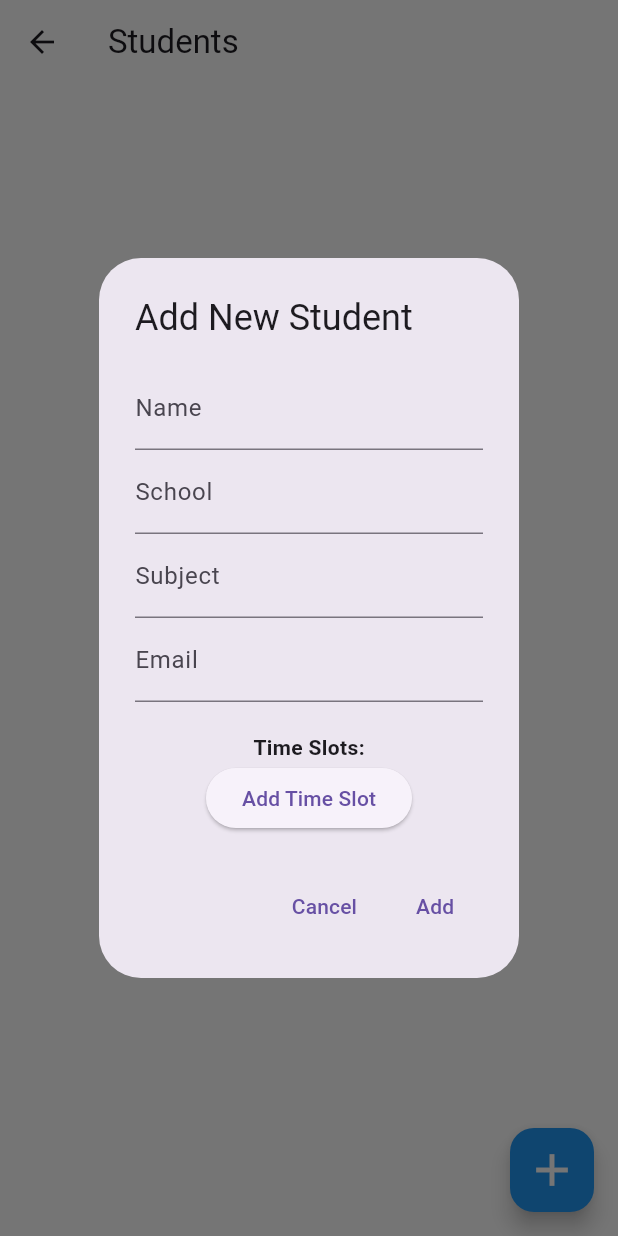
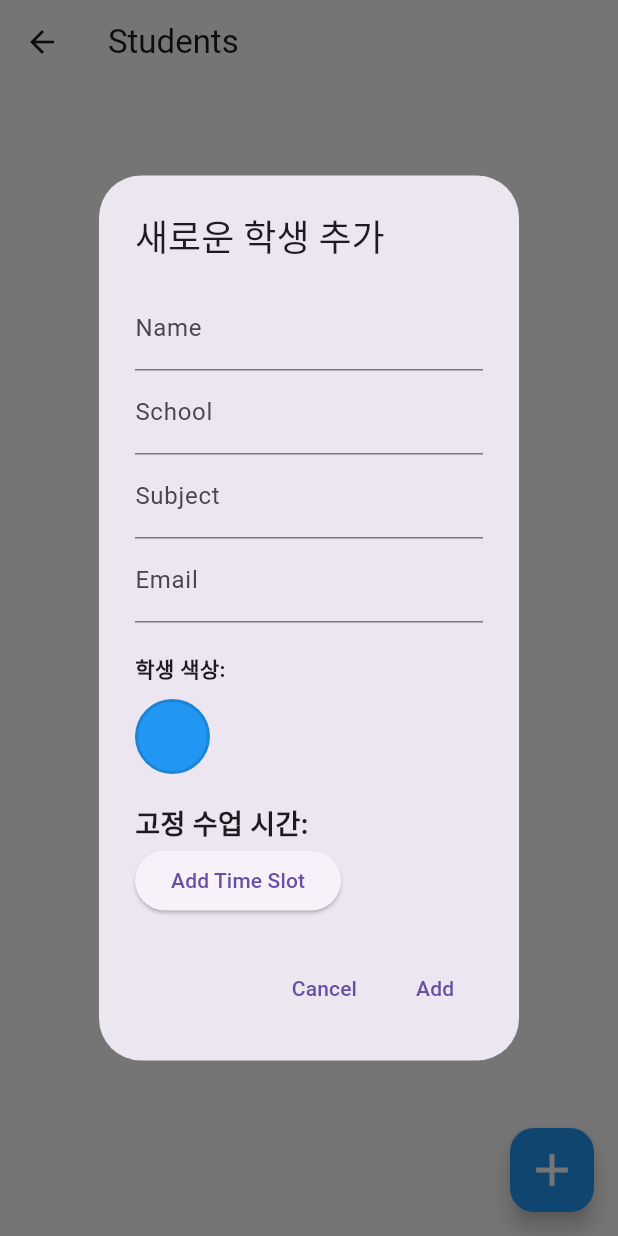
Before and after one commit to Tutorpus/Tutorpus-frontend, a Flutter app: the StuList screen opened directly, after a tap on the "add" icon, on a phone screen of 412 x 824 dp. Run offline on Flutter 3.47's test engine with Material 3 defaults, Android fonts, the light colour scheme and no system bars; our stand-ins replace flutter_colorpicker, flutter_svg, shared_preferences, table_calendar; accounts and stored records are empty; network calls fail.

Commit message:
student list connected

```diff
--- a/lib/pages/student_list.dart
+++ b/lib/pages/student_list.dart
@@ -10,14 +10,14 @@ class Student {
   final String name;
   final String school;
   final String subject;
-  //final String color;
+  final String color;
 
   Student({
     required this.connectId,
     required this.name,
     required this.school,
     required this.subject,
-    // required this.color,
+    required this.color,
   });
 
   factory Student.fromJson(Map<String, dynamic> json) {
@@ -26,7 +26,7 @@ class Student {
       name: json['name'],
       school: json['school'],
       subject: json['subject'],
-      //color: json['color'],
+      color: json['color'],
     );
   }
 }
@@ -84,9 +84,9 @@ class _StuListState extends State<StuList> {
     String subject,
     String email,
     List<Map<String, String>> timeSlots,
-    //String color,
+    String color,
   ) async {
-    const url = 'http://43.201.11.102:8080/student';
+    const url = 'http://43.201.11.102:8080/connect';
 
     try {
       final client = ApiClient();
@@ -98,7 +98,7 @@ class _StuListState extends State<StuList> {
           "subject": subject,
           "studentEmail": email,
           "timeSlots": timeSlots,
-          //"color": color,
+          "color": color,
         },
       );
       print('-------------------------------------');
@@ -111,6 +111,12 @@ class _StuListState extends State<StuList> {
             "timeSlots": timeSlots,
             //  "color": color,
           })}');
+
+      print('Response body: ${response.body}');
+      print('Response headers: ${response.headers}');
+      print('Response connection: ${response.persistentConnection}');
+      print('Response phrase: ${response.reasonPhrase}');
+      print('Response request: ${response.request}');
 
       if (response.statusCode == 201) {
         final Map<String, dynamic> responseData =
@@ -160,7 +166,7 @@ class _StuListState extends State<StuList> {
     final subjectController = TextEditingController();
     final emailController = TextEditingController();
     List<Map<String, String>> timeSlots = [];
-    Color selectedColor = Colors.blue; // Default color
+    Color selectedColor = Colors.blue; // 기본 색상
 
     showDialog(
       context: context,
@@ -184,10 +190,11 @@ class _StuListState extends State<StuList> {
             }
 
             return AlertDialog(
-              title: const Text('Add New Student'),
+              title: const Text('새로운 학생 추가'),
               content: SingleChildScrollView(
                 child: Column(
                   mainAxisSize: MainAxisSize.min,
+                  crossAxisAlignment: CrossAxisAlignment.start,
                   children: [
                     TextField(
                       controller: nameController,
@@ -207,8 +214,55 @@ class _StuListState extends State<StuList> {
                     ),
                     const SizedBox(height: 20),
                     const Text(
-                      'Time Slots:',
+                      '학생 색상:',
                       style: TextStyle(fontWeight: FontWeight.bold),
+                    ),
+                    const SizedBox(height: 10),
+                    GestureDetector(
+                      onTap: () {
+                        showDialog(
+                          context: context,
+                          builder: (context) {
+                            return AlertDialog(
+                              title: const Text(
+                                '학생 색상 선택',
+                                style: TextStyle(fontSize: 20),
+                              ),
+                              content: SingleChildScrollView(
+                                child: ColorPicker(
+                                  pickerColor: selectedColor,
+                                  onColorChanged: (Color color) {
+                                    setState(() {
+                                      selectedColor = color;
+                                    });
+                                  },
+                                ),
+                              ),
+                              actions: [
+                                TextButton(
+                                  onPressed: () => Navigator.pop(context),
+                                  child: const Text('Select'),
+                                ),
+                              ],
+                            );
+                          },
+                        );
+                      },
+                      child: Container(
+                        width: 50,
+                        height: 50,
+                        decoration: BoxDecoration(
+                          color: selectedColor,
+                          shape: BoxShape.circle,
+                          border: Border.all(color: Colors.black12, width: 2),
+                        ),
+                      ),
+                    ),
+                    const SizedBox(height: 20),
+                    const Text(
+                      '고정 수업 시간:',
+                      style:
+                          TextStyle(fontWeight: FontWeight.bold, fontSize: 18),
                     ),
                     ...timeSlots.asMap().entries.map(
                       (entry) {
@@ -280,15 +334,15 @@ class _StuListState extends State<StuList> {
                 ),
                 TextButton(
                   onPressed: () {
-                    //final hexColor =
-                    //    '#${selectedColor.value.toRadixString(16).substring(2)}';
+                    final hexColor =
+                        '#${selectedColor.value.toRadixString(16).substring(2)}'; // 컬러를 HEX 코드로 변환
                     _addStudent(
                       nameController.text,
                       schoolController.text,
                       subjectController.text,
                       emailController.text,
                       timeSlots,
-                      // hexColor,
+                      hexColor,
                     );
                     Navigator.pop(context);
                   },
@@ -354,16 +408,16 @@ class _StuListState extends State<StuList> {
         ),
         child: Row(
           children: [
-            const Padding(
-              padding: EdgeInsets.all(30.0),
-              child: SizedBox(
+            Padding(
+              padding: const EdgeInsets.all(30.0),
+              child: Container(
                 width: 50,
                 height: 50,
-                // decoration: BoxDecoration(
-                //   color:
-                //       Color(int.parse(student.color.replaceFirst('#', '0xff'))),
-                //   shape: BoxShape.circle,
-                // ),
+                decoration: BoxDecoration(
+                  color:
+                      Color(int.parse(student.color.replaceFirst('#', '0xff'))),
+                  shape: BoxShape.circle,
+                ),
               ),
             ),
             Column(
--- a/pubspec.yaml
+++ b/pubspec.yaml
@@ -12,6 +12,7 @@ dependencies:
     sdk: flutter
   cupertino_icons: ^1.0.8
   flutter_colorpicker: ^1.0.3
+
   flutter_svg: ^2.0.9  # SVG 파일 사용을 위한 패키지 추가
   http: ^0.13.3
   table_calendar: ^3.0.9 # 캘린더 패키지
```
